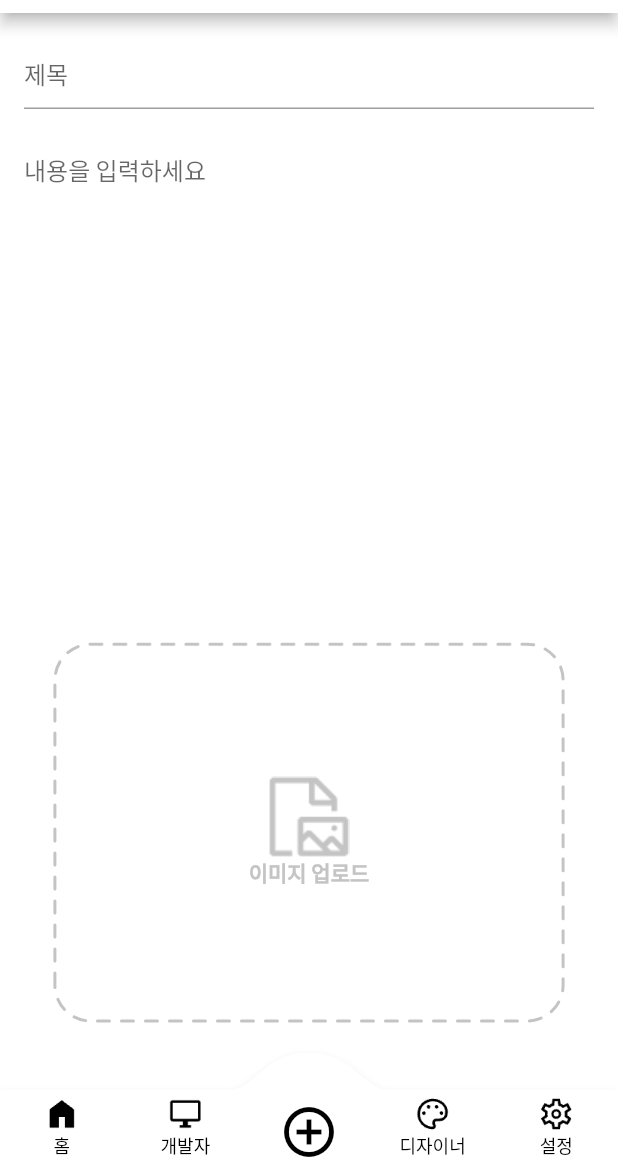
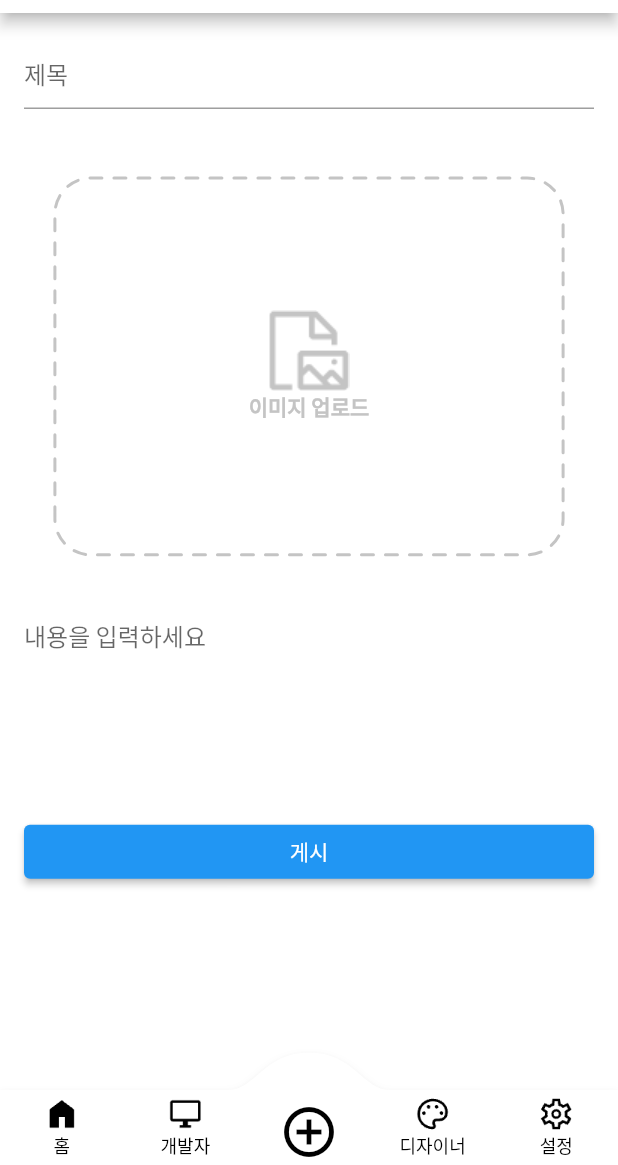
Before and after one commit to kdhhuns2000/d_to_d, a Flutter app: the AddPost screen opened by its route, on a phone screen of 412 x 824 dp, the part 71-1236 px from its top. Run offline on Flutter 3.47's test engine with Material 2 defaults, Android fonts, the phone set to English and light mode, and no system bars; drawn by our look-alikes of convex_bottom_bar, dotted_border; our stand-ins replace dio, flutter_riverpod, fluttertoast, go_router, image_picker, pretty_dio_logger; missing offline and left inert: responsive_grid_list; network calls fail.

Commit message:
Add add post service

```diff
--- a/lib/screens/add_post/add_post_page.dart
+++ b/lib/screens/add_post/add_post_page.dart
@@ -1,32 +1,38 @@
+import 'package:d_to_d/models/user.dart';
+import 'package:d_to_d/utils/api/service.dart';
 import 'package:d_to_d/widgets/image_upload.dart';
 import 'package:flutter/material.dart';
+import 'package:fluttertoast/fluttertoast.dart';
+import 'package:go_router/go_router.dart';
+import 'package:flutter_riverpod/flutter_riverpod.dart';
 
-class AddPost extends StatelessWidget {
+class AddPost extends ConsumerStatefulWidget {
   const AddPost({super.key});
 
   @override
+  ConsumerState<ConsumerStatefulWidget> createState() => _AddPostState();
+}
+
+class _AddPostState extends ConsumerState<AddPost> {
+  User user = User.getInstance();
+  final _titleController = TextEditingController();
+  final _contentController = TextEditingController();
+
+  @override
   Widget build(BuildContext context) {
+    final imageState = ref.watch(imageFileStateProvider);
     return Container(
       color: Colors.white,
       padding: const EdgeInsets.all(16.0),
-      child: Column(
-        crossAxisAlignment: CrossAxisAlignment.start,
+      child: ListView(
         children: [
           TextField(
+            controller: _titleController,
             decoration: InputDecoration(
               hintText: '제목',
             ),
           ),
           SizedBox(height: 16),
-          Expanded(
-            child: TextField(
-              maxLines: null,
-              decoration: InputDecoration(
-                border: InputBorder.none,
-                hintText: '내용을 입력하세요',
-              ),
-            ),
-          ),
           Padding(
             padding: EdgeInsets.symmetric(
               vertical: 30.0,
@@ -34,8 +40,45 @@ class AddPost extends StatelessWidget {
             ),
             child: ImageUpload(),
           ),
+          TextField(
+            controller: _contentController,
+            minLines: 5,
+            maxLines: 100,
+            decoration: InputDecoration(
+              border: InputBorder.none,
+              hintText: '내용을 입력하세요',
+            ),
+          ),
+          ElevatedButton(
+            // onPressed: () => print(user.id),
+            onPressed: () {
+              if (imageState != null) {
+                post(imageState.path);
+              }
+            },
+            child: Text('게시'),
+          ),
         ],
       ),
     );
   }
+
+  Future<void> post(String filePath) async {
+    bool result = await Service.addPost(
+      user.id,
+      _titleController.text,
+      _contentController.text,
+      user.category,
+      filePath,
+    );
+    if (result) {
+      context.pop();
+    } else {
+      Fluttertoast.showToast(
+        msg: '문제가 발생했습니다.',
+        gravity: ToastGravity.BOTTOM,
+        toastLength: Toast.LENGTH_SHORT,
+      );
+    }
+  }
 }
--- a/lib/widgets/image_upload.dart
+++ b/lib/widgets/image_upload.dart
@@ -1,13 +1,31 @@
+import 'dart:io';
+
 import 'package:flutter/material.dart';
 import 'package:dotted_border/dotted_border.dart';
 import 'package:d_to_d/utils/constant.dart';
+import 'package:flutter_riverpod/flutter_riverpod.dart';
+import 'package:image_picker/image_picker.dart';
 
-class ImageUpload extends StatelessWidget {
+final imageFileStateProvider = StateProvider<XFile?>((ref) => null);
+
+class ImageUpload extends ConsumerWidget {
   const ImageUpload({super.key});
 
   @override
-  Widget build(BuildContext context) {
-    return DottedBorder(
+  Widget build(BuildContext context, WidgetRef ref) {
+    XFile? imageFile;
+    final imageState = ref.watch(imageFileStateProvider);
+    return GestureDetector(
+      onTap: () async {
+        imageFile = await pickFile();
+        if (imageFile != null) {
+          ref.read(imageFileStateProvider.notifier).state = imageFile;
+        }
+      },
+      child: imageState != null
+          // ? Image.memory(imageState.bytes!)
+          ? Image.file(File(imageState.path))
+          : DottedBorder(
               dashPattern: [8, 8],
               strokeWidth: 2,
               strokeCap: StrokeCap.round,
@@ -31,6 +49,15 @@ class ImageUpload extends StatelessWidget {
                   ],
                 ),
               ),
+            ),
     );
   }
+
+  Future<XFile?> pickFile() async {
+    final pickedFile =
+        await ImagePicker().pickImage(source: ImageSource.gallery);
+    if (pickedFile != null) {
+      return pickedFile;
     }
+  }
+}
```
Also changed, not shown: lib/utils/api/service.dart (+31 -0 lines). Lines whose indentation alone changed are shown as unchanged.
